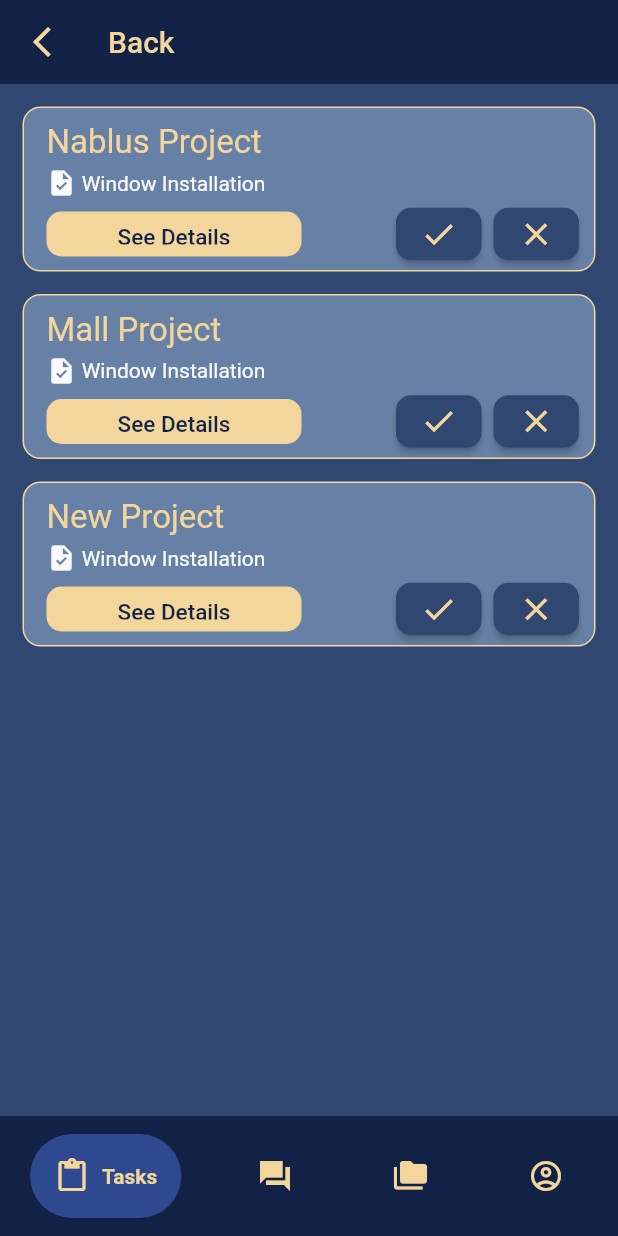
After one commit to Khalid-J02/Software_Project, a Flutter app: the NavBarServiceProvider screen opened directly, on a phone screen of 412 x 824 dp. The commit adds this screen. Run offline on Flutter 3.47's test engine with Material 2 defaults, Android fonts, the phone set to English and light mode, and no system bars; drawn by our look-alikes of google_nav_bar; our stand-ins replace accordion, get, percent_indicator.

Commit message:
service provider navbar is added

```diff
--- /dev/null
+++ b/lib/Widgets/sp_RequestsDetails.dart
@@ -0,0 +1,125 @@
+import 'package:flutter/material.dart';
+
+class SPRequestDetails extends StatelessWidget {
+  final String taskProjectName ;
+  final String taskName ;
+
+  const SPRequestDetails(
+      {
+        super.key,
+        required this.taskProjectName,
+        required this.taskName,
+      }
+  );
+
+  @override
+  Widget build(BuildContext context) {
+    return Padding(
+      padding: const EdgeInsets.only(left: 15 , right: 15 , top: 15),
+      child: Container(
+        padding: const EdgeInsets.only(top: 10 , left: 15, right: 10),
+        decoration: BoxDecoration(
+            color: const  Color(0xFF6781A6),
+            borderRadius: BorderRadius.circular(12),
+            border: Border.all(
+                color: Color(0xFFF3D69B)
+            )
+        ),
+        child: Column(
+          crossAxisAlignment: CrossAxisAlignment.start,
+          children: <Widget>[
+            Text(taskProjectName ,
+              style: const TextStyle(
+                  fontSize: 22,
+                  color: Color(0xFFF3D69B)
+              ),
+            ),
+            Padding(
+              padding: const EdgeInsets.only(top: 4.0),
+              child: Row(
+                children: [
+                  const Icon(
+                    Icons.task,
+                    color: Color(0xFFF9FAFB),
+                    size: 20,
+                  ),
+                  Text(" $taskName",
+                    style: const TextStyle(
+                        fontSize: 14,
+                        color: Color(0xFFF9FAFB)
+                    ),
+                  ),
+                ],
+              ),
+            ),
+            Row(
+              mainAxisAlignment: MainAxisAlignment.spaceBetween,
+              children: <Widget>[
+                Container(
+                  height: 30,
+                  width: 170,
+                  decoration: BoxDecoration(
+                    color: const Color(0xFFF3D69B),
+                    borderRadius: BorderRadius.circular(10),
+                  ),
+                  margin: const EdgeInsets.only(bottom: 5 , top: 5),
+                  child: TextButton(
+                    onPressed: (){
+                      // here he should go to the project description screen
+                    },
+                    child: const Text("See Details",
+                      style: TextStyle(
+                          fontSize: 15,
+                          color: Color(0xFF122247)
+                      ),
+                    ),
+                  ),
+                ),
+                Container(
+                  child: Row(
+                    mainAxisAlignment: MainAxisAlignment.end,
+                    children: <Widget>[
+                      Padding(
+                        padding: const EdgeInsets.only(right: 8.0),
+                        child: ElevatedButton(
+                            onPressed: (){},
+                            style: ElevatedButton.styleFrom(
+                            primary: Color(0xFF2F4771),
+                            minimumSize: Size(50, 35),  // Change width and height
+                            shape: RoundedRectangleBorder(
+                              borderRadius: BorderRadius.circular(10.0), // Change circular border radius
+                            ),
+                          ),
+                            child: const Icon(
+                              Icons.check,
+                              size: 25,
+                              color: Color(0xFFF3D69B),
+                            ),
+                        ),
+                      ),
+                      ElevatedButton(
+                          onPressed: (){},
+                          style: ElevatedButton.styleFrom(
+                            primary: Color(0xFF2F4771),
+                            minimumSize: Size(50, 35),  // Change width and height
+                            shape: RoundedRectangleBorder(
+                              borderRadius: BorderRadius.circular(10.0), // Change circular border radius
+                            ),
+                          ),
+                          child: const Icon(
+                            Icons.close,
+                            size: 25,
+                            color: Color(0xFFF3D69B),
+                          )
+                      ),
+                    ],
+                  ),
+                )
+              ],
+            ),
+          ],
+        ),
+      ),
+    );
+  }
+}
--- a/lib/main.dart
+++ b/lib/main.dart
@@ -31,6 +31,7 @@ Widget build(BuildContext context) {
       '/ForgotPass':(context) => Forget_Password(),
       '/ForgotPassCode':(context) => Forget_PasswordCode(),
       '/ResetPass':(context) => Reset_Password(),
+
     },
 
   );
--- /dev/null
+++ b/lib/screens/homeNav_ServiceProvider.dart
@@ -0,0 +1,89 @@
+import 'package:buildnex/screens/serviceProviderProfile.dart';
+import 'package:buildnex/screens/serviceProviderRequests.dart';
+import 'package:buildnex/screens/serviceProviderTasks.dart';
+import 'package:flutter/material.dart';
+import 'package:google_nav_bar/google_nav_bar.dart';
+
+void main() {
+  runApp(MaterialApp(home: NavBarServiceProvider(),));
+}
+
+class NavBarServiceProvider extends StatefulWidget {
+  const NavBarServiceProvider({super.key});
+
+  @override
+  State<NavBarServiceProvider> createState() => _NavBarServiceProviderState();
+}
+
+class _NavBarServiceProviderState extends State<NavBarServiceProvider> {
+
+  int pageIndex = 0 ;
+  final screens = [
+    ServiceProviderTasks(),
+    ServiceProviderRequests(),
+    // here should go the page for catalog we will design it tmw, this will bring the catalog of products sp have and will give him ability to edit it by adding a new pic new item and remove and also update.
+    ServiceProviderProfilePage(),
+
+  ];
+
+
+  @override
+  Widget build(BuildContext context) {
+    return Scaffold(
+      backgroundColor: const Color(0xFF2F4771),
+      appBar: AppBar(
+        leading: const Icon(
+          Icons.arrow_back_ios_new,
+          color: Color(0xFFF3D69B),
+        ),
+        title: const Text(
+          //projectName,
+          "Back",
+          style: TextStyle(color: Color(0xFFF3D69B)),
+        ),
+        elevation: 0,
+        backgroundColor: Color(0xFF122247), //Colors.white,
+      ),
+
+      body: ServiceProviderRequests() ,//ServiceProviderTasks() ,//screens[pageIndex],
+
+      bottomNavigationBar: Container(
+        color: const Color(0xFF122247),
+        child: Padding(
+          padding: EdgeInsets.symmetric(horizontal: 20.0, vertical: 12),
+          child: GNav(
+            gap: 8,
+            backgroundColor: Color(0xFF122247),
+            color: Color(0xFFF3D69B),
+            activeColor: Color(0xFFF3D69B),
+            tabBackgroundColor: Color(0xFF2F4991),
+            padding: EdgeInsets.all(16),
+            onTabChange: (activeIndex) {
+              setState(() {
+                pageIndex = activeIndex ;
+              });
+            },
+            tabs: const [
+              GButton(
+                icon: Icons.paste,
+                text: 'Tasks',
+              ),
+              GButton(
+                icon: Icons.question_answer_sharp,
+                text: 'Requests',
+              ),
+              GButton(
+                icon: Icons.folder_copy,
+                text: 'Catalog',
+              ),
+              GButton(
+                icon: Icons.account_circle_outlined,
+                text: 'Profile',
+              ),
+            ],
+          ),
+        ),
+      ),
+    );
+  }
+}
--- a/lib/screens/projectNav_homeOwner.dart
+++ b/lib/screens/projectNav_homeOwner.dart
@@ -4,16 +4,14 @@ import 'package:flutter/material.dart';
 import 'package:google_nav_bar/google_nav_bar.dart';
 
 void main() {
-  runApp(ProjectNavBar(projectName: "NewProject",));
+  runApp(ProjectNavBar());
 }
 
 class ProjectNavBar extends StatefulWidget {
-  String? projectName ; // = 'ProjectName';
 
-  ProjectNavBar(
+  const ProjectNavBar(
       {
         super.key,
-        required this.projectName
       }
       );
 
--- /dev/null
+++ b/lib/screens/serviceProviderRequests.dart
@@ -0,0 +1,38 @@
+import 'package:flutter/material.dart';
+
+import '../Widgets/sp_RequestsDetails.dart';
+
+class ServiceProviderRequests extends StatefulWidget {
+  const ServiceProviderRequests({super.key});
+
+  @override
+  State<ServiceProviderRequests> createState() => _ServiceProviderRequestsState();
+}
+
+class _ServiceProviderRequestsState extends State<ServiceProviderRequests> {
+
+  List serviceProviderRequests_projectName = [
+    "Nablus Project",
+    "Mall Project",
+    "New Project",
+  ];
+
+  @override
+  Widget build(BuildContext context) {
+    return Scaffold(
+      body: SafeArea(
+        child: Container(
+          color: Color(0xFF2F4771),
+          child: ListView.builder(
+            itemCount: serviceProviderRequests_projectName.length,
+            itemBuilder: (context, index) {
+              return SPRequestDetails(taskProjectName: serviceProviderRequests_projectName[index], taskName: 'Window Installation',) ;
+              // return SPTasksDetails(taskProjectName: serviceProviderTasks_projectName[index], taskProjectOwner: 'Unknown', taskStatus: 'Not Started',) ;
+              // return ProjectTasks(taskName: userProjectTasks[index], taskStatus: 'Not Started');
+            },
+          ),
+        ),
+      ),
+    );
+  }
+}
```
Also changed, not shown: lib/Widgets/sp_TaskDetails.dart (added, +103 -0 lines), lib/screens/serviceProviderTasks.dart (added, +37 -0 lines).
